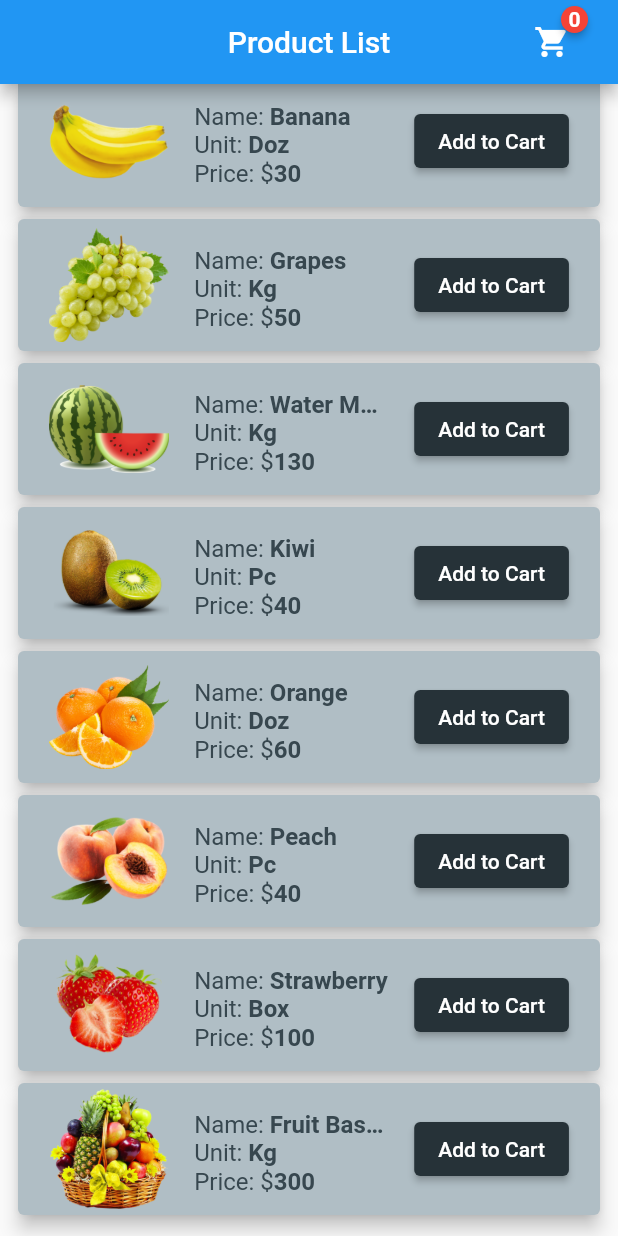
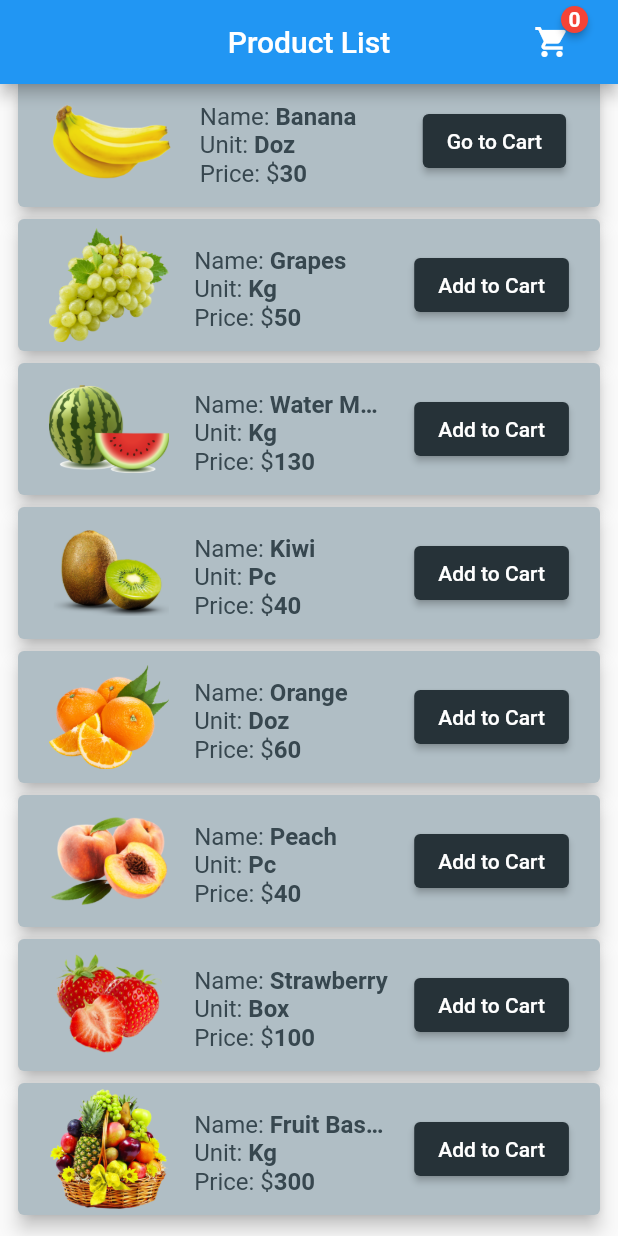
Before and after one commit to timelessfusionapps/shopping_cart_app, a Flutter app: the screen it shows after launch, scrolled down 212 dp, after a tap on "Add to Cart", on a phone screen of 412 x 824 dp. Run offline on Flutter 3.47's test engine with Material 2 defaults, Android fonts, the light colour scheme and no system bars; drawn by our look-alikes of badges; our stand-ins replace shared_preferences, sqflite; accounts and stored records are empty.

Commit message:
alternate button working

```diff
--- a/lib/main.dart
+++ b/lib/main.dart
@@ -21,7 +21,9 @@ class MyApp extends StatelessWidget {
           theme: ThemeData(
             primarySwatch: Colors.blue,
           ),
-          home: const ProductList(),
+          home: ProductList(
+            clicked: const [false],
+          ),
         );
       }),
     );
--- a/lib/provider/cart_provider.dart
+++ b/lib/provider/cart_provider.dart
@@ -7,6 +7,7 @@ class CartProvider with ChangeNotifier {
   DBHelper dbHelper = DBHelper();
   int _counter = 0;
   int get counter => _counter;
+  bool _tapped = false;
 
   double _totalPrice = 0.0;
   double get totalPrice => _totalPrice;
@@ -18,6 +19,13 @@ class CartProvider with ChangeNotifier {
     _cart = dbHelper.getCartList();
     return _cart;
   }
+
+  set newTap(bool isTapped) {
+    _tapped = isTapped;
+    notifyListeners();
+  }
+
+  bool get newTap => _tapped;
 
   void _setPrefsItems() async {
     SharedPreferences prefs = await SharedPreferences.getInstance();
--- a/lib/screens/cart_screen.dart
+++ b/lib/screens/cart_screen.dart
@@ -6,7 +6,9 @@ import 'package:shopping_cart_app/model/cart_model.dart';
 import 'package:shopping_cart_app/provider/cart_provider.dart';
 
 class CartScreen extends StatefulWidget {
-  const CartScreen({Key? key}) : super(key: key);
+  CartScreen({
+    Key? key,
+  }) : super(key: key);
 
   @override
   State<CartScreen> createState() => _CartScreenState();
@@ -14,10 +16,10 @@ class CartScreen extends StatefulWidget {
 
 class _CartScreenState extends State<CartScreen> {
   DBHelper? dbHelper = DBHelper();
+  List<bool> tapped = [];
   @override
   Widget build(BuildContext context) {
     final cart = Provider.of<CartProvider>(context);
-
     return Scaffold(
       appBar: AppBar(
         centerTitle: true,
--- a/lib/screens/product_list.dart
+++ b/lib/screens/product_list.dart
@@ -7,7 +7,9 @@ import 'package:shopping_cart_app/model/cart_model.dart';
 import 'package:shopping_cart_app/screens/cart_screen.dart';
 
 class ProductList extends StatefulWidget {
-  const ProductList({Key? key}) : super(key: key);
+  List<bool>? clicked = List.generate(10, (index) => false, growable: true);
+
+  ProductList({Key? key, this.clicked}) : super(key: key);
 
   @override
   State<ProductList> createState() => _ProductListState();
@@ -53,13 +55,10 @@ class _ProductListState extends State<ProductList> {
     'assets/images/strawberry.png',
     'assets/images/fruitBasket.png'
   ];
-  List<bool> _isClicked = [true];
-
+  List<bool> clicked = List.generate(10, (index) => false, growable: true);
   @override
   Widget build(BuildContext context) {
-    _isClicked = productName.map((e) => true).toList();
     final cart = Provider.of<CartProvider>(context);
-    print('1st $_isClicked');
     void saveData(int index) {
       dbHelper!
           .insert(
@@ -100,12 +99,7 @@ class _ProductListState extends State<ProductList> {
             ),
             position: const BadgePosition(start: 30, bottom: 30),
             child: IconButton(
-              onPressed: () {
-                Navigator.push(
-                    context,
-                    MaterialPageRoute(
-                        builder: (context) => const CartScreen()));
-              },
+              onPressed: () {},
               icon: const Icon(Icons.shopping_cart),
             ),
           ),
@@ -190,22 +184,28 @@ class _ProductListState extends State<ProductList> {
                         ],
                       ),
                     ),
-                    ElevatedButton(
+                    clicked[index]
+                        ? ElevatedButton(
                             style: ElevatedButton.styleFrom(
                                 primary: Colors.blueGrey.shade900),
                             onPressed: () {
-                        if (_isClicked[index]) {
+                              Navigator.push(
+                                  context,
+                                  MaterialPageRoute(
+                                      builder: (context) => CartScreen()));
+                              print(index);
+                            },
+                            child: const Text('Go to Cart'))
+                        : ElevatedButton(
+                            style: ElevatedButton.styleFrom(
+                                primary: Colors.blueGrey.shade900),
+                            onPressed: () {
                               setState(() {
-                            _isClicked[index] = false;
+                                clicked[index] = true;
                               });
-                          print('last $_isClicked');
                               saveData(index);
-                        } else {
-                          null;
-                        }
                             },
-                      child: Text(_isClicked[index] ? 'Add to Cart' : 'Added'),
-                    ),
+                            child: const Text('Add to Cart')),
                   ],
                 ),
               ),
```
Also changed, not shown: lib/database/db_helper.dart (+7 -0 lines). Lines whose indentation alone changed are shown as unchanged.
